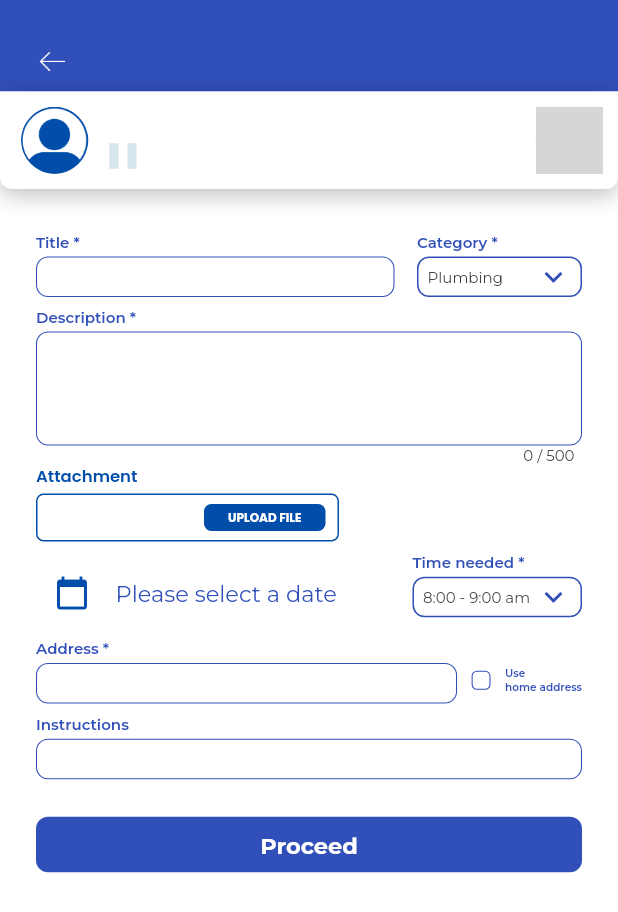
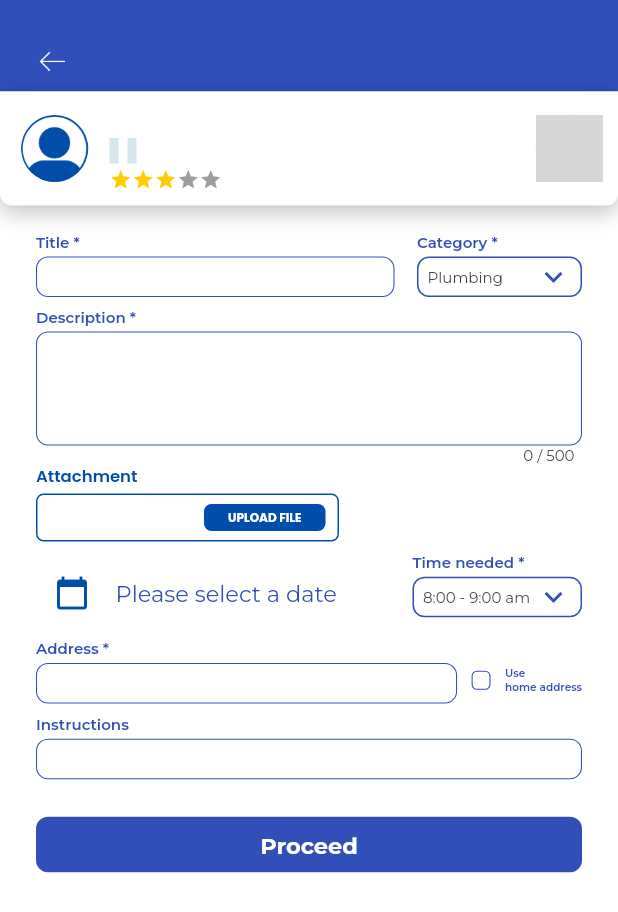
Before and after one commit to raygncio/LaborLink, a Flutter app: the DirectRequestFormPage screen opened directly with empty values, on a phone screen of 412 x 824 dp. Shown: the top 912 px of the screen. Run offline on Flutter 3.47's test engine with Material 2 defaults, Android fonts, the light colour scheme and no system bars; drawn by our look-alikes of flutter_rating_bar; our stand-ins replace camera, cloud_firestore, firebase_analytics, firebase_auth, firebase_core, firebase_storage and 6 more; missing offline and left inert: flutter_face_api_beta, google_ml_kit, tflite_flutter; accounts and stored records are empty; grey boxes are pictures that could not be loaded.

Commit message:
working category directory first

```diff
--- a/lib/Pages/Client/Home/ClientHomePage.dart
+++ b/lib/Pages/Client/Home/ClientHomePage.dart
@@ -119,6 +119,8 @@ class _ClientHomePageState extends State<ClientHomePage> {
     // DatabaseService service = DatabaseService();
 
     if (requestFormKey.currentState!.validateForm()) {
+      print('>>>> IN open request proceed');
+
       // Get form data from RequestForm
       Map<String, dynamic> formData = requestFormKey.currentState!.getFormData;
 
--- a/lib/Pages/Client/Home/DirectRequestFormPage.dart
+++ b/lib/Pages/Client/Home/DirectRequestFormPage.dart
@@ -67,6 +67,8 @@ class _DirectRequestFormPageState extends State<DirectRequestFormPage> {
 
   void onProceed() {
     if (requestFormKey.currentState!.validateForm()) {
+      print('>>>> IN direct request proceed');
+
       // Retrieve form data
       Map<String, dynamic> formData = requestFormKey.currentState!.getFormData;
 
--- a/lib/Pages/Profile/ProfilePage.dart
+++ b/lib/Pages/Profile/ProfilePage.dart
@@ -158,8 +158,8 @@ class _ProfilePageState extends State<ProfilePage> {
                             ),
                             padding: const EdgeInsets.all(7),
                             child: ClipOval(
-                              child: Image.file(
-                                defaultAvatar!, // Add placeholder image path here
+                              child: Image.asset(
+                                'assets/icons/person-circle-blue.png', // Add placeholder image path here
                                 width: 75,
                                 height: 75,
                               ),
--- a/lib/Pages/Report/IssuesReportedPage.dart
+++ b/lib/Pages/Report/IssuesReportedPage.dart
@@ -140,9 +140,9 @@ class _IssuesReportedPageState extends State<IssuesReportedPage> {
                                       children: [
                                         Padding(
                                           padding:
-                                              const EdgeInsets.only(right: 5),
+                                              const EdgeInsets.only(right: 10),
                                           child: CircleAvatar(
-                                            radius: 30,
+                                            radius: 27,
                                             backgroundColor: AppColors.white,
                                             foregroundImage:
                                                 FileImage(defaultAvatar!),
--- a/lib/Widgets/Cards/HandymanInfoCard.dart
+++ b/lib/Widgets/Cards/HandymanInfoCard.dart
@@ -1,4 +1,5 @@
 import 'package:flutter/material.dart';
+import 'package:flutter_rating_bar/flutter_rating_bar.dart';
 import 'package:laborlink/Pages/Profile/ViewHandymanProfile.dart';
 import 'package:laborlink/Widgets/Badge.dart';
 import 'package:laborlink/Widgets/Buttons/FilledButton.dart';
@@ -71,12 +72,14 @@ class HandymanInfoCardState extends State<HandymanInfoCard> {
                 mainAxisSize: MainAxisSize.min,
                 crossAxisAlignment: CrossAxisAlignment.start,
                 children: [
-                  Text(fullname,
-                      style: getTextStyle(
-                          textColor: AppColors.primaryBlue,
-                          fontFamily: AppFonts.montserrat,
-                          fontWeight: FontWeight.bold,
-                          fontSize: 15)),
+                  Text(
+                    fullname,
+                    style: getTextStyle(
+                        textColor: AppColors.primaryBlue,
+                        fontFamily: AppFonts.montserrat,
+                        fontWeight: FontWeight.bold,
+                        fontSize: 15),
+                  ),
                   Padding(
                     padding: const EdgeInsets.only(top: 3),
                     child: Row(
@@ -94,11 +97,20 @@ class HandymanInfoCardState extends State<HandymanInfoCard> {
                       ],
                     ),
                   ),
-                  // Padding(
-                  //   padding: const EdgeInsets.only(top: 4),
-                  //   child: RateWidget(
-                  //       rate: widget.handymanInfo["rating"], iconSize: 12),
-                  // ),
+                  // *************** RATINGS
+                  Padding(
+                    padding: const EdgeInsets.only(top: 3),
+                    child: RatingBar.builder(
+                        initialRating: 3,
+                        itemCount: 5,
+                        itemSize: 15,
+                        ignoreGestures: true,
+                        itemBuilder: (ctx, index) => const Icon(
+                              Icons.star,
+                              color: AppColors.secondaryYellow,
+                            ),
+                        onRatingUpdate: (rating) {}),
+                  )
                 ],
               ),
             ),
--- a/lib/Widgets/Dropdown.dart
+++ b/lib/Widgets/Dropdown.dart
@@ -2,6 +2,8 @@ import 'package:flutter/material.dart';
 import 'package:laborlink/styles.dart';
 
 class AppDropdown extends StatefulWidget {
+  final bool isDirectRequest;
+  final String? directCategory;
   final String? label;
   final TextStyle? labelTextStyle;
   final EdgeInsetsGeometry? labelPadding;
@@ -12,6 +14,8 @@ class AppDropdown extends StatefulWidget {
   final List<String> dropdownValues;
   const AppDropdown(
       {Key? key,
+      required this.isDirectRequest,
+      this.directCategory,
       this.label,
       this.labelTextStyle,
       this.labelPadding,
@@ -30,7 +34,13 @@ class _AppDropdownState extends State<AppDropdown> {
 
   @override
   void initState() {
-    _dropdownValue = widget.dropdownValues.first;
+    if (widget.isDirectRequest) {
+      _dropdownValue = widget.dropdownValues.firstWhere(
+          (element) => element.toLowerCase() == widget.directCategory,
+          orElse: () => widget.dropdownValues.first);
+    } else {
+      _dropdownValue = widget.dropdownValues.first;
+    }
     super.initState();
   }
 
@@ -72,8 +82,12 @@ class _AppDropdownState extends State<AppDropdown> {
                   fontWeight: AppFontWeights.regular,
                   fontSize: 10),
               items: widget.dropdownValues
-                  .map((value) =>
-                      DropdownMenuItem(value: value, child: Text(value)))
+                  .map(
+                    (value) => DropdownMenuItem(
+                      value: value,
+                      child: Text(value),
+                    ),
+                  )
                   .toList(),
               onChanged: (String? value) {
                 setState(() {
--- a/lib/Widgets/Forms/RequestForm.dart
+++ b/lib/Widgets/Forms/RequestForm.dart
@@ -81,8 +81,8 @@ class RequestFormState extends State<RequestForm> {
       fontSize: 10);
 
   bool validateForm() {
-    return _formKey.currentState!.validate() ||
-        _selectedDate != null ||
+    return _formKey.currentState!.validate() &&
+        _selectedDate != null &&
         _selectedImage != null;
   }
 
@@ -92,7 +92,8 @@ class RequestFormState extends State<RequestForm> {
 
   Map<String, dynamic> get getFormData {
     if (widget.handymanInfo != null) {
-      print(_timeValue);
+      print('>>>getform file>>>$_selectedImage');
+      print('>>>getform time>>>$_timeValue');
       return {
         "title": _titleController.text,
         "category": _categoryValue,
@@ -134,9 +135,9 @@ class RequestFormState extends State<RequestForm> {
     _categoryValue = widget.handymanInfo != null
         ? widget.handymanInfo!['specialization']
         : _categories.first;
-    print('>>>>>>>>>>>>>>$_categoryValue');
     _dateValue = _dateOptions.first;
     _timeValue = _timeOptions.first;
+    print(_timeValue);
 
     super.initState();
     fetchUserAddress();
@@ -182,6 +183,8 @@ class RequestFormState extends State<RequestForm> {
                 ),
               ),
               AppDropdown(
+                isDirectRequest: _categoryValue.isNotEmpty,
+                directCategory: _categoryValue,
                 height: 27,
                 width: 110,
                 label: "Category *",
@@ -266,6 +269,7 @@ class RequestFormState extends State<RequestForm> {
               ),
               const Spacer(),
               AppDropdown(
+                isDirectRequest: false,
                 height: 27,
                 width: 113,
                 label: "Time needed *",
@@ -279,6 +283,7 @@ class RequestFormState extends State<RequestForm> {
                 onChanged: (value) {
                   setState(() {
                     _timeValue = value;
+                    print(_timeValue);
                   });
                 },
               ),
--- a/lib/dummyDatas.dart
+++ b/lib/dummyDatas.dart
@@ -58,7 +58,7 @@ const List<String> specializations = <String>[
   'Welding',
   'Housekeeping',
   'Roofing',
-  'Installation',
+  'Installations',
   'Pest Control'
 ];
 
--- a/pubspec.yaml
+++ b/pubspec.yaml
@@ -59,6 +59,7 @@ dependencies:
   url_launcher: ^6.2.1
   fluttertoast: ^8.2.4
   firebase_analytics: ^10.7.1
+  flutter_rating_bar: ^4.0.1
 
 dev_dependencies:
   flutter_test:
```
Also changed, not shown: lib/Pages/Client/Activity/ClientActivityPage.dart (+5 -3 lines), lib/Widgets/Cards/HandymanHireCard.dart (+88 -5 lines), lib/Widgets/Cards/OpenRequestCard.dart (+33 -5 lines), lib/models/database_service.dart (+48 -1 lines), pubspec.lock.
